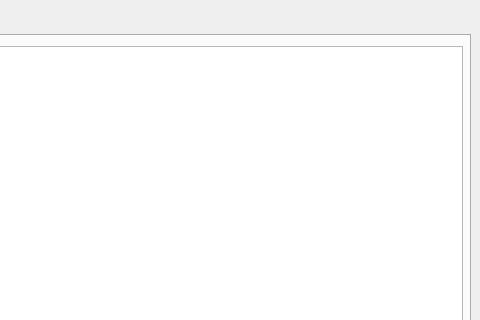
majchrzak99/LibraryDatabase, file LibraryDatabase/mainwindow.ui: the form before one commit; both pictures show x 320 to 800 and y 0 to 320 of the 800 by 600 pixel window.
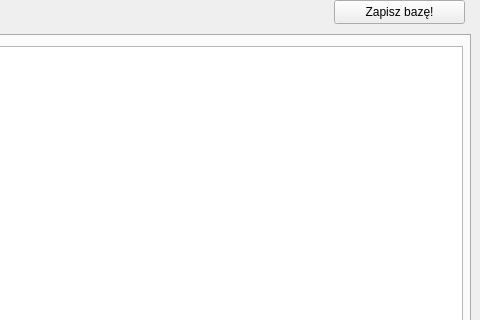
The form after the commit. The open tabs and pages were chosen to show the change.

Commit message: Zapis i odczyt bazy książek i użytkowników do pliku .csv

Patch:
```diff
--- a/LibraryDatabase/mainwindow.ui
+++ b/LibraryDatabase/mainwindow.ui
@@ -218,6 +218,19 @@
      </widget>
     </widget>
    </widget>
+   <widget class="QPushButton" name="pushButton">
+    <property name="geometry">
+     <rect>
+      <x>654</x>
+      <y>0</y>
+      <width>131</width>
+      <height>24</height>
+     </rect>
+    </property>
+    <property name="text">
+     <string>Zapisz bazę!</string>
+    </property>
+   </widget>
   </widget>
   <widget class="QMenuBar" name="MenuBar">
    <property name="geometry">
```
Left out of the diff: 2 changed lines with no effect on the pictures. The commit also changes 2 other files.
